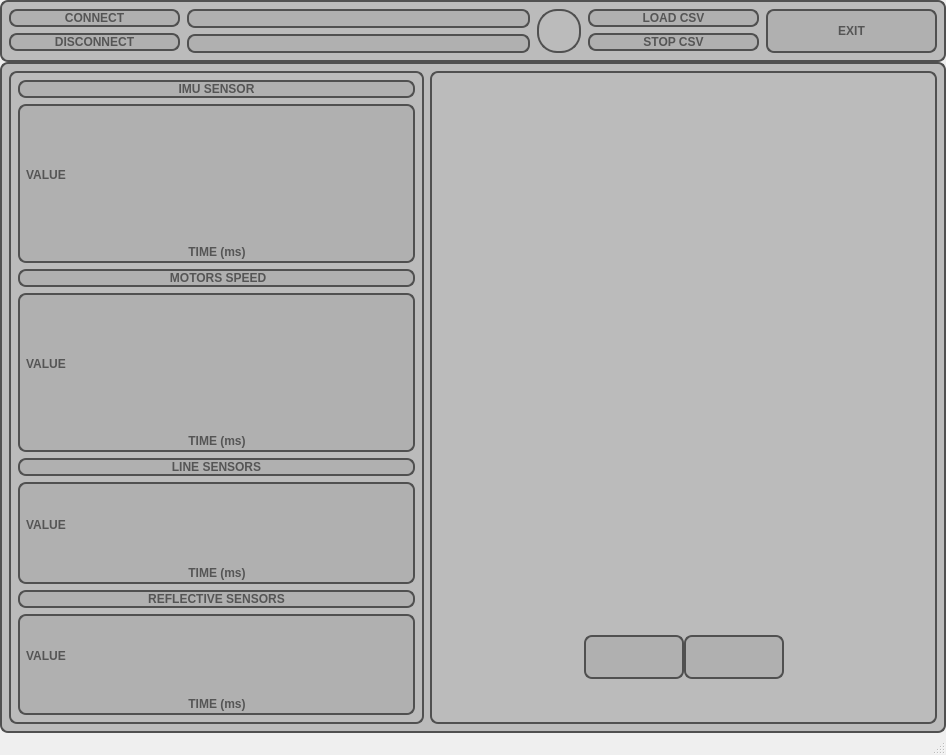
First picture: the form in Qt/mainwindow.ui, repository balamutnypapcio/Qt_minisumo, before the edit.
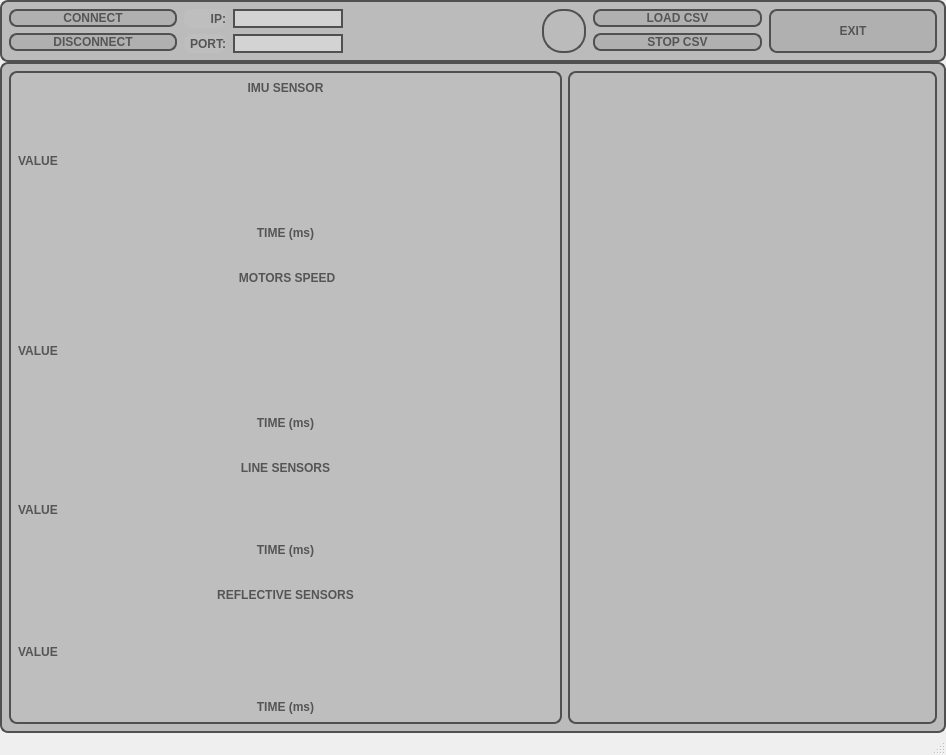
Second picture: the form after the edit. Icons and pictures are not drawn.

The edit to the form file:
```diff
--- a/Qt/mainwindow.ui
+++ b/Qt/mainwindow.ui
@@ -12,7 +12,7 @@
   </property>
   <property name="minimumSize">
    <size>
-    <width>420</width>
+    <width>720</width>
     <height>350</height>
    </size>
   </property>
@@ -43,7 +43,7 @@
 border: 2px solid #505050;  
 border-radius: 8px;  </string>
       </property>
-      <layout class="QHBoxLayout" name="horizontalLayout_2" stretch="20,40,0,20,20">
+      <layout class="QHBoxLayout" name="horizontalLayout_2" stretch="20,5,13,22,0,20,20">
        <property name="spacing">
         <number>7</number>
        </property>
@@ -124,6 +124,63 @@
          </layout>
         </widget>
        </item>
+       <item>
+        <widget class="QWidget" name="widget_36" native="true">
+         <property name="styleSheet">
+          <string notr="true">background-color: #bbbbbb;  
+border: 2px solid #505050;  
+border-radius: 8px;  
+border:none;
+</string>
+         </property>
+         <layout class="QVBoxLayout" name="verticalLayout_12">
+          <property name="leftMargin">
+           <number>0</number>
+          </property>
+          <property name="topMargin">
+           <number>0</number>
+          </property>
+          <property name="rightMargin">
+           <number>0</number>
+          </property>
+          <property name="bottomMargin">
+           <number>0</number>
+          </property>
+          <item>
+           <widget class="QLabel" name="label">
+            <property name="styleSheet">
+             <string notr="true">background-color: #bdbebd;
+color: #555555;            
+font-weight: bold;
+border:none;</string>
+            </property>
+            <property name="text">
+             <string>IP:</string>
+            </property>
+            <property name="alignment">
+             <set>Qt::AlignmentFlag::AlignRight|Qt::AlignmentFlag::AlignTrailing|Qt::AlignmentFlag::AlignVCenter</set>
+            </property>
+           </widget>
+          </item>
+          <item>
+           <widget class="QLabel" name="label_2">
+            <property name="styleSheet">
+             <string notr="true">background-color: #bdbebd;
+color: #555555;            
+font-weight: bold;
+border:none;</string>
+            </property>
+            <property name="text">
+             <string>PORT:</string>
+            </property>
+            <property name="alignment">
+             <set>Qt::AlignmentFlag::AlignRight|Qt::AlignmentFlag::AlignTrailing|Qt::AlignmentFlag::AlignVCenter</set>
+            </property>
+           </widget>
+          </item>
+         </layout>
+        </widget>
+       </item>
        <item>
         <widget class="QWidget" name="widget_6" native="true">
          <property name="styleSheet">
@@ -151,10 +208,11 @@
              </size>
             </property>
             <property name="styleSheet">
-             <string notr="true">background-color: #B0B0B0;
+             <string notr="true">background-color: #d3d3d3;
 color: #555555;            
 font-weight: bold;
-border: 2px solid #505050; </string>
+border: 2px solid #505050; 
+border-radius: 0px;  </string>
             </property>
            </widget>
           </item>
@@ -167,16 +225,28 @@
              </size>
             </property>
             <property name="styleSheet">
-             <string notr="true">background-color: #B0B0B0;
+             <string notr="true">background-color: #d3d3d3;
 color: #555555;            
 font-weight: bold;
-border: 2px solid #505050; </string>
+border: 2px solid #505050; 
+border-radius: 0px;  </string>
             </property>
            </widget>
           </item>
          </layout>
         </widget>
        </item>
+       <item>
+        <widget class="QWidget" name="widget_35" native="true">
+         <property name="styleSheet">
+          <string notr="true">background-color: #bbbbbb;  
+border: 2px solid #505050;  
+border-radius: 8px;  
+border:none;
+</string>
+         </property>
+        </widget>
+       </item>
        <item>
         <widget class="QPushButton" name="languageButton">
          <property name="cursor">
@@ -310,17 +380,32 @@
 border: 2px solid #505050;  
 border-radius: 8px;  </string>
       </property>
-      <layout class="QHBoxLayout" name="horizontalLayout" stretch="45,55">
+      <layout class="QHBoxLayout" name="horizontalLayout" stretch="60,40">
        <item>
         <widget class="QWidget" name="widChart" native="true">
+         <property name="minimumSize">
+          <size>
+           <width>400</width>
+           <height>0</height>
+          </size>
+         </property>
+         <property name="styleSheet">
+          <string notr="true">background-color: #bdbebd;</string>
+         </property>
          <layout class="QVBoxLayout" name="verticalLayout_5" stretch="25,275,25,275,25,175,25,175">
+          <property name="spacing">
+           <number>0</number>
+          </property>
+          <property name="bottomMargin">
+           <number>10</number>
+          </property>
           <item>
            <widget class="QLabel" name="labelImu">
             <property name="styleSheet">
-             <string notr="true">background-color: #B0B0B0;
+             <string notr="true">background-color: #bdbebd;
 color: #555555;            
 font-weight: bold;
-border: 2px solid #505050; </string>
+border:none;</string>
             </property>
             <property name="text">
              <string>IMU SENSOR</string>
@@ -333,26 +418,27 @@
           <item>
            <widget class="QWidget" name="widIMU" native="true">
             <property name="styleSheet">
-             <string notr="true">background-color: #B0B0B0;
+             <string notr="true">background-color: #bdbebd;
 color: #555555;            
 font-weight: bold;
-border: 2px solid #505050; </string>
+border: 2px solid #505050; 
+border:none;</string>
             </property>
             <layout class="QVBoxLayout" name="verticalLayout_10" stretch="95,5">
              <property name="spacing">
               <number>0</number>
              </property>
              <property name="leftMargin">
-              <number>3</number>
+              <number>0</number>
              </property>
              <property name="topMargin">
-              <number>3</number>
+              <number>0</number>
              </property>
              <property name="rightMargin">
-              <number>2</number>
+              <number>0</number>
              </property>
              <property name="bottomMargin">
-              <number>2</number>
+              <number>30</number>
              </property>
              <item>
               <widget class="QWidget" name="widget_33" native="true">
@@ -379,7 +465,8 @@
                  <widget class="QLabel" name="labelIMU">
                   <property name="styleSheet">
                    <string notr="true">border: 2px solid #B0B0B0; 
-font-size: 9pt;</string>
+font-size: 9pt;
+border:none;</string>
                   </property>
                   <property name="text">
                    <string>VALUE</string>
@@ -387,7 +474,13 @@
                  </widget>
                 </item>
                 <item>
-                 <widget class="QWidget" name="chartIMU" native="true"/>
+                 <widget class="QWidget" name="chartIMU" native="true">
+                  <property name="styleSheet">
+                   <string notr="true">border: 2px solid #B0B0B0; 
+font-size: 9pt;
+border:none;</string>
+                  </property>
+                 </widget>
                 </item>
                </layout>
               </widget>
@@ -396,7 +489,8 @@
               <widget class="QLabel" name="labelIMUX">
                <property name="styleSheet">
                 <string notr="true">border: 2px solid #B0B0B0; 
-font-size: 9pt;</string>
+font-size: 9pt;
+border:none;</string>
                </property>
                <property name="text">
                 <string>TIME (ms)</string>
@@ -412,10 +506,10 @@
           <item>
            <widget class="QLabel" name="labelMotors">
             <property name="styleSheet">
-             <string notr="true">background-color: #B0B0B0;
+             <string notr="true">background-color: #bdbebd;
 color: #555555;            
 font-weight: bold;
-border: 2px solid #505050; </string>
+border:none;</string>
             </property>
             <property name="text">
              <string> MOTORS SPEED</string>
@@ -428,31 +522,34 @@
           <item>
            <widget class="QWidget" name="widMOTORS" native="true">
             <property name="styleSheet">
-             <string notr="true">background-color: #B0B0B0;
+             <string notr="true">background-color: #bdbebd;
 color: #555555;            
 font-weight: bold;
-border: 2px solid #505050; </string>
+border:none;</string>
             </property>
             <layout class="QVBoxLayout" name="verticalLayout_9" stretch="95,5">
              <property name="spacing">
               <number>0</number>
              </property>
              <property name="leftMargin">
-              <number>3</number>
+              <number>0</number>
              </property>
              <property name="topMargin">
-              <number>3</number>
+              <number>0</number>
              </property>
              <property name="rightMargin">
-              <number>2</number>
+              <number>0</number>
              </property>
              <property name="bottomMargin">
-              <number>2</number>
+              <number>30</number>
              </property>
              <item>
               <widget class="QWidget" name="widget_32" native="true">
                <property name="styleSheet">
-                <string notr="true">border:none;</string>
+                <string notr="true">background-color: #bdbebd;
+color: #555555;            
+font-weight: bold;
+border:none;</string>
                </property>
                <layout class="QHBoxLayout" name="horizontalLayout_18" stretch="5,95">
                 <property name="spacing">
@@ -474,7 +571,8 @@
                  <widget class="QLabel" name="labelMotorsY">
                   <property name="styleSheet">
                    <string notr="true">border: 2px solid #B0B0B0; 
-font-size: 9pt;</string>
+font-size: 9pt;
+border:none;</string>
                   </property>
                   <property name="text">
                    <string>VALUE</string>
@@ -491,7 +589,8 @@
               <widget class="QLabel" name="labelMotorsX">
                <property name="styleSheet">
                 <string notr="true">border: 2px solid #B0B0B0; 
-font-size: 9pt;</string>
+font-size: 9pt;
+border:none;</string>
                </property>
                <property name="text">
                 <string>TIME (ms)</string>
@@ -507,10 +606,10 @@
           <item>
            <widget class="QLabel" name="labelLine">
             <property name="styleSheet">
-             <string notr="true">background-color: #B0B0B0;
+             <string notr="true">background-color: #bdbebd;
 color: #555555;            
 font-weight: bold;
-border: 2px solid #505050; </string>
+border:none;</string>
             </property>
             <property name="text">
              <string>LINE SENSORS</string>
@@ -523,31 +622,34 @@
           <item>
            <widget class="QWidget" name="widLS" native="true">
             <property name="styleSheet">
-             <string notr="true">background-color: #B0B0B0;
+             <string notr="true">background-color: #bdbebd;
 color: #555555;            
 font-weight: bold;
-border: 2px solid #505050; </string>
+border:none;</string>
             </property>
             <layout class="QVBoxLayout" name="verticalLayout_6" stretch="95,5">
              <property name="spacing">
               <number>0</number>
              </property>
              <property name="leftMargin">
-              <number>3</number>
+              <number>0</number>
              </property>
              <property name="topMargin">
-              <number>3</number>
+              <number>0</number>
              </property>
              <property name="rightMargin">
-              <number>2</number>
+              <number>0</number>
              </property>
              <property name="bottomMargin">
-              <number>2</number>
+              <number>30</number>
              </property>
              <item>
               <widget class="QWidget" name="widget_31" native="true">
                <property name="styleSheet">
-                <string notr="true">border:none;</string>
+                <string notr="true">background-color: #bdbebd;
+color: #555555;            
+font-weight: bold;
+border:none;</string>
                </property>
                <layout class="QHBoxLayout" name="horizontalLayout_16" stretch="5,95">
                 <property name="spacing">
@@ -569,7 +671,8 @@
                  <widget class="QLabel" name="labelLSY">
                   <property name="styleSheet">
                    <string notr="true">border: 2px solid #B0B0B0; 
-font-size: 9pt;</string>
+font-size: 9pt;
+border:none;</string>
                   </property>
                   <property name="text">
                    <string>VALUE</string>
@@ -589,7 +692,8 @@
               <widget class="QLabel" name="labelLSX">
                <property name="styleSheet">
                 <string notr="true">border: 2px solid #B0B0B0; 
-font-size: 9pt;</string>
+font-size: 9pt;
+border:none;</string>
                </property>
                <property name="text">
                 <string>TIME (ms)</string>
@@ -605,10 +709,10 @@
           <item>
            <widget class="QLabel" name="labelTof">
             <property name="styleSheet">
-             <string notr="true">background-color: #B0B0B0;
+             <string notr="true">background-color: #bdbebd;
 color: #555555;            
 font-weight: bold;
-border: 2px solid #505050; </string>
+border:none;</string>
             </property>
             <property name="text">
              <string>REFLECTIVE SENSORS</string>
@@ -621,26 +725,26 @@
           <item>
            <widget class="QWidget" name="widTof" native="true">
             <property name="styleSheet">
-             <string notr="true">background-color: #B0B0B0;
+             <string notr="true">background-color: #bdbebd;
 color: #555555;            
 font-weight: bold;
-border: 2px solid #505050; </string>
+border:none;</string>
             </property>
             <layout class="QVBoxLayout" name="verticalLayout_11" stretch="95,5">
              <property name="spacing">
               <number>0</number>
              </property>
              <property name="leftMargin">
-              <number>3</number>
+              <number>0</number>
              </property>
              <property name="topMargin">
-              <number>3</number>
+              <number>0</number>
              </property>
              <property name="rightMargin">
-              <number>2</number>
+              <number>0</number>
              </property>
              <property name="bottomMargin">
-              <number>2</number>
+              <number>0</number>
              </property>
              <item>
               <widget class="QWidget" name="widget_34" native="true">
@@ -667,7 +771,8 @@
                  <widget class="QLabel" name="labelTofY">
                   <property name="styleSheet">
                    <string notr="true">border: 2px solid #B0B0B0; 
-font-size: 9pt;</string>
+font-size: 9pt;
+border:none;</string>
                   </property>
                   <property name="text">
                    <string>VALUE</string>
@@ -684,7 +789,8 @@
               <widget class="QLabel" name="labelTofX">
                <property name="styleSheet">
                 <string notr="true">border: 2px solid #B0B0B0; 
-font-size: 9pt;</string>
+font-size: 9pt;
+border:none;</string>
                </property>
                <property name="text">
                 <string>TIME (ms)</string>
@@ -704,11 +810,11 @@
         <widget class="QWidget" name="widRobot" native="true">
          <property name="minimumSize">
           <size>
-           <width>70</width>
+           <width>300</width>
            <height>0</height>
           </size>
          </property>
-         <layout class="QGridLayout" name="gridLayout" rowstretch="10,30,35,6,5">
+         <layout class="QGridLayout" name="gridLayout" rowstretch="15,15,25,30,5,20,5">
           <property name="leftMargin">
            <number>3</number>
           </property>
@@ -721,42 +827,14 @@
           <property name="bottomMargin">
            <number>3</number>
           </property>
-          <item row="0" column="0">
-           <widget class="QWidget" name="widget_12" native="true">
+          <item row="6" column="0">
+           <widget class="QWidget" name="widget_24" native="true">
             <property name="styleSheet">
              <string notr="true">border:none;</string>
             </property>
-            <layout class="QHBoxLayout" name="horizontalLayout_7" stretch="70,30">
-             <item>
-              <widget class="QWidget" name="widget_11" native="true"/>
-             </item>
-             <item>
-              <widget class="QStackedWidget" name="wifi">
-               <property name="minimumSize">
-                <size>
-                 <width>20</width>
-                 <height>20</height>
-                </size>
-               </property>
-               <property name="styleSheet">
-                <string notr="true">border:none;</string>
-               </property>
-               <widget class="QWidget" name="wifi_green">
-                <property name="styleSheet">
-                 <string notr="true">image: url(:/new/image/img/connectionGreen.png);</string>
-                </property>
-               </widget>
-               <widget class="QWidget" name="wifi_red">
-                <property name="styleSheet">
-                 <string notr="true">image: url(:/new/image/img/connectionRed.png);</string>
-                </property>
-               </widget>
-              </widget>
-             </item>
-            </layout>
            </widget>
           </item>
-          <item row="1" column="0">
+          <item row="2" column="0">
            <widget class="QWidget" name="widget_13" native="true">
             <property name="styleSheet">
              <string notr="true">border:none;</string>
@@ -908,7 +986,14 @@
             </layout>
            </widget>
           </item>
-          <item row="2" column="0">
+          <item row="1" column="0">
+           <widget class="QWidget" name="widget_37" native="true">
+            <property name="styleSheet">
+             <string notr="true">border:none;</string>
+            </property>
+           </widget>
+          </item>
+          <item row="3" column="0">
            <widget class="QWidget" name="widget_14" native="true">
             <property name="styleSheet">
              <string notr="true">border:none;</string>
@@ -1205,14 +1290,49 @@
             </layout>
            </widget>
           </item>
-          <item row="3" column="0">
+          <item row="0" column="0">
+           <widget class="QWidget" name="widget_12" native="true">
+            <property name="styleSheet">
+             <string notr="true">border:none;</string>
+            </property>
+            <layout class="QHBoxLayout" name="horizontalLayout_7" stretch="70,30">
+             <item>
+              <widget class="QWidget" name="widget_11" native="true"/>
+             </item>
+             <item>
+              <widget class="QStackedWidget" name="wifi">
+               <property name="minimumSize">
+                <size>
+                 <width>20</width>
+                 <height>20</height>
+                </size>
+               </property>
+               <property name="styleSheet">
+                <string notr="true">border:none;</string>
+               </property>
+               <widget class="QWidget" name="wifi_green">
+                <property name="styleSheet">
+                 <string notr="true">image: url(:/new/image/img/connectionGreen.png);</string>
+                </property>
+               </widget>
+               <widget class="QWidget" name="wifi_red">
+                <property name="styleSheet">
+                 <string notr="true">image: url(:/new/image/img/connectionRed.png);</string>
+                </property>
+               </widget>
+              </widget>
+             </item>
+            </layout>
+           </widget>
+          </item>
+          <item row="4" column="0">
            <widget class="QWidget" name="widget" native="true">
             <property name="styleSheet">
              <string notr="true">border:none;</string>
             </property>
-            <layout class="QHBoxLayout" name="horizontalLayout_12" stretch="33,33">
+            <layout class="QHBoxLayout" name="horizontalLayout_12" stretch="40,20,40">
              <property name="spacing">
-              <number>0</number>
+              <number>5</number>
              </property>
              <property name="leftMargin">
               <number>0</number>
@@ -1228,7 +1348,7 @@
              </property>
              <item>
               <widget class="QWidget" name="widget_17" native="true">
-               <layout class="QHBoxLayout" name="horizontalLayout_8" stretch="60,40,0">
+               <layout class="QHBoxLayout" name="horizontalLayout_8" stretch="50,50">
                 <property name="spacing">
                  <number>0</number>
                 </property>
@@ -1250,10 +1370,8 @@
                 <item>
                  <widget class="QLabel" name="labelMotor1PWM">
                   <property name="styleSheet">
-                   <string notr="true">background-color: #B0B0B0;
-color: #555555;            
-font-weight: bold;
-border: 2px solid #505050; </string>
+                   <string notr="true">color: #555555;            
+font-weight: bold;</string>
                   </property>
                   <property name="text">
                    <string/>
@@ -1263,22 +1381,18 @@
                   </property>
                  </widget>
                 </item>
-                <item>
-                 <widget class="QWidget" name="widget_15" native="true">
-                  <property name="styleSheet">
-                   <string notr="true">border:none;</string>
-                  </property>
-                 </widget>
-                </item>
                </layout>
               </widget>
              </item>
+             <item>
+              <widget class="QWidget" name="widget_39" native="true"/>
+             </item>
              <item>
               <widget class="QWidget" name="widget_10" native="true">
                <property name="styleSheet">
                 <string notr="true">border:none;</string>
                </property>
-               <layout class="QHBoxLayout" name="horizontalLayout_13" stretch="40,60">
+               <layout class="QHBoxLayout" name="horizontalLayout_13" stretch="50,50">
                 <property name="spacing">
                  <number>0</number>
                 </property>
@@ -1297,10 +1411,8 @@
                 <item>
                  <widget class="QLabel" name="labelMotor2PWM">
                   <property name="styleSheet">
-                   <string notr="true">background-color: #B0B0B0;
-color: #555555;            
-font-weight: bold;
-border: 2px solid #505050; </string>
+                   <string notr="true">color: #555555;            
+font-weight: bold;</string>
                   </property>
                   <property name="text">
                    <string/>
@@ -1323,8 +1435,8 @@
             </layout>
            </widget>
           </item>
-          <item row="4" column="0">
-           <widget class="QWidget" name="widget_24" native="true">
+          <item row="5" column="0">
+           <widget class="QWidget" name="widget_38" native="true">
             <property name="styleSheet">
              <string notr="true">border:none;</string>
             </property>
```
